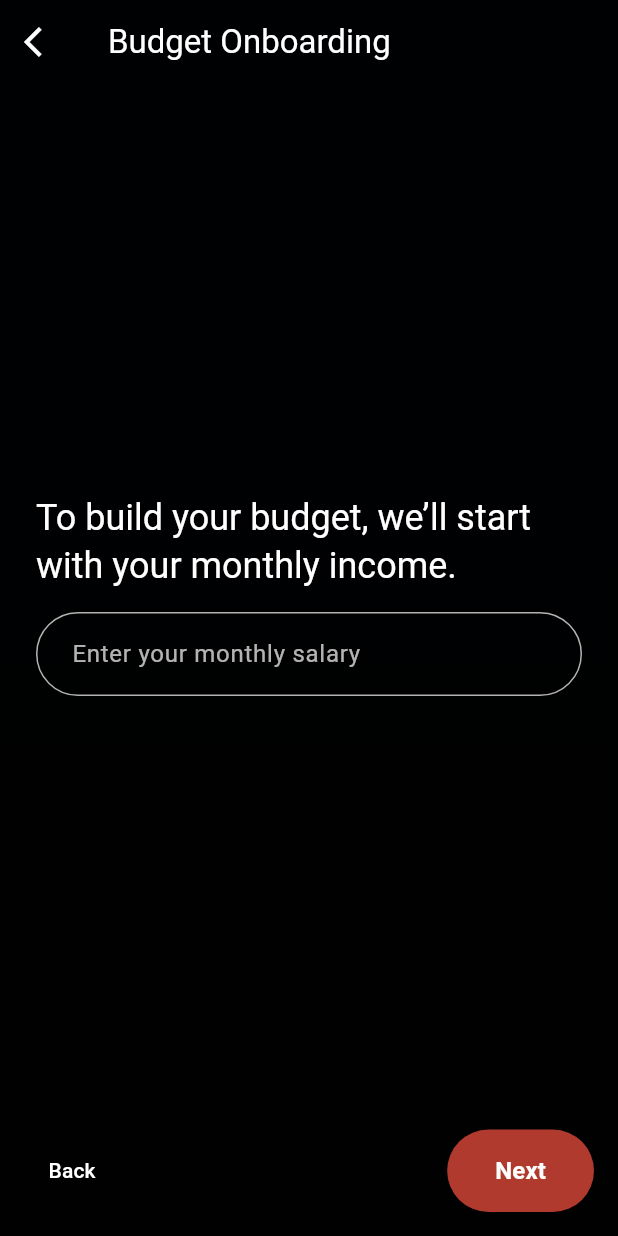
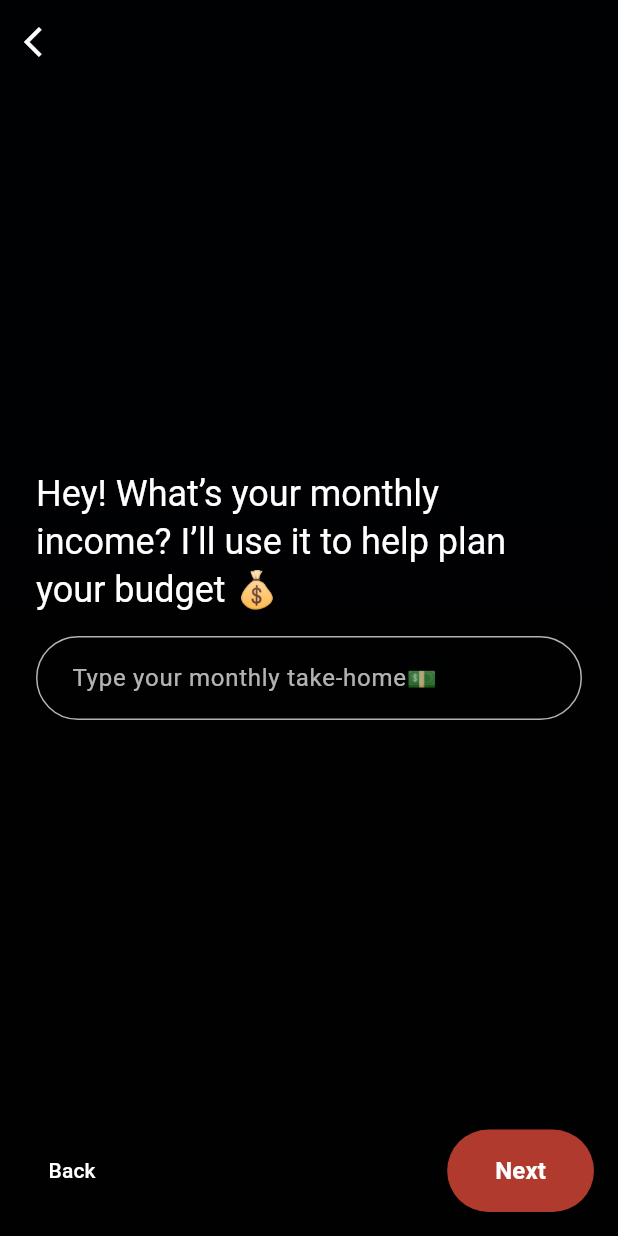
Before and after one commit to gaco02/plexi-virtual-assistant, a Flutter app: the TransactionOnboardingScreen screen opened directly, after a tap on "Next", on a phone screen of 412 x 824 dp. Run offline on Flutter 3.47's test engine with Material 3 defaults, Android fonts, the light colour scheme and no system bars; our stand-ins replace equatable, firebase_auth, firebase_core, fl_chart, flutter_bloc, flutter_secure_storage and 5 more; accounts and stored records are empty; network calls fail.

Commit message:
transaction onboarding ui improved

```diff
--- a/plexi_virtual_assistant/lib/presentation/screens/transaction/transaction_onboarding_screen.dart
+++ b/plexi_virtual_assistant/lib/presentation/screens/transaction/transaction_onboarding_screen.dart
@@ -101,8 +101,8 @@ class _TransactionOnboardingScreenState
               AppBar(
                 backgroundColor: Colors.transparent,
                 elevation: 0,
-                title: const Text('Budget Onboarding',
-                    style: TextStyle(color: Colors.white)),
+                // title: const Text('Budget Onboarding',
+                //     style: TextStyle(color: Colors.white)),
                 leading: IconButton(
                   icon: const Icon(Icons.arrow_back_ios, color: Colors.white),
                   onPressed: () => Navigator.of(context).pop(),
@@ -200,7 +200,7 @@ class _WelcomePage extends StatelessWidget {
           ),
           const SizedBox(height: 24),
           Image.asset(
-            'assets/images/transaction/Picture1.png',
+            'assets/images/transaction/plexi_transactions_2.png',
             height: 180,
             errorBuilder: (context, error, stackTrace) {
               return Container(
@@ -220,42 +220,14 @@ class _WelcomePage extends StatelessWidget {
           ),
           const SizedBox(height: 24),
           const Text(
-            'Just like texting a friend,\ntell Plexi what you spent today.',
+            'Text Plexi like a friend — it’ll handle the rest.',
             textAlign: TextAlign.center,
             style: TextStyle(
               color: Colors.white70,
               fontSize: 16,
             ),
           ),
-          const SizedBox(height: 24),
-          Image.asset(
-            'assets/images/transaction/transaction_chat.png',
-            height: 160,
-            errorBuilder: (context, error, stackTrace) {
-              return Container(
-                height: 160,
-                width: 160,
-                decoration: BoxDecoration(
-                  color: Colors.grey.shade800,
-                  borderRadius: BorderRadius.circular(12),
-                ),
-                child: const Icon(
-                  Icons.chat,
-                  size: 80,
-                  color: Colors.white70,
-                ),
-              );
-            },
-          ),
           const SizedBox(height: 15),
-          const Text(
-            'Plexi will take care of the rest.',
-            textAlign: TextAlign.center,
-            style: TextStyle(
-              color: Colors.white70,
-              fontSize: 16,
-            ),
-          ),
         ],
       ),
     );
@@ -277,7 +249,7 @@ class _SalaryInputPage extends StatelessWidget {
         mainAxisAlignment: MainAxisAlignment.center,
         children: [
           Text(
-            'To build your budget, we’ll start with your monthly income.',
+            'Hey! What’s your monthly income? I’ll use it to help plan your budget 💰',
             style: Theme.of(context).textTheme.headlineSmall?.copyWith(
                   color: Colors.white,
                 ),
@@ -286,7 +258,7 @@ class _SalaryInputPage extends StatelessWidget {
           CustomTextField(
             controller: controller,
             keyboardType: TextInputType.number,
-            hintText: 'Enter your monthly salary',
+            hintText: 'Type your monthly take-home💵',
           ),
         ],
       ),
@@ -322,48 +294,51 @@ class _BudgetingRulePage extends StatelessWidget {
       },
       builder: (context, state) {
         return Padding(
-          padding: const EdgeInsets.all(24.0),
+          padding: const EdgeInsets.symmetric(horizontal: 24.0, vertical: 16.0),
           child: Column(
-            mainAxisAlignment: MainAxisAlignment.center,
+            crossAxisAlignment: CrossAxisAlignment.stretch,
             children: [
               const Text(
-                'The 50/30/20 Rule',
+                'Here\'s my favorite\nbudgeting rule —',
+                style: TextStyle(
+                  color: Colors.white,
+                  fontSize: 30,
+                  fontWeight: FontWeight.bold,
+                ),
+                textAlign: TextAlign.center,
+              ),
+              const SizedBox(height: 20),
+              _buildRuleCard(
+                '🏠',
+                '50% Needs',
+                'Essentials like rent, groceries,\nand utilities.',
+                const Color(0xFF1A4B8E),
+              ),
+              const SizedBox(height: 16),
+              _buildRuleCard(
+                '👜',
+                '30% Wants',
+                'Fun stuff — dining out,\nshopping, entertainment',
+                const Color(0xFF4A2B82),
+              ),
+              const SizedBox(height: 16),
+              _buildRuleCard(
+                '💰',
+                '20% Savings',
+                'For future you — saving,\ninvesting, or paying off debt',
+                const Color(0xFF1E5937),
+              ),
+              const Spacer(),
+              const Text(
+                'Ready to put it into action?',
                 style: TextStyle(
                   color: Colors.white,
                   fontSize: 24,
-                  fontWeight: FontWeight.bold,
+                  fontWeight: FontWeight.w600,
                 ),
+                textAlign: TextAlign.center,
               ),
               const SizedBox(height: 16),
-              const Text(
-                'This rule helps simplify budgeting by dividing your income into three clear categories.',
-                textAlign: TextAlign.center,
-                style: TextStyle(
-                  color: Colors.white70,
-                  fontSize: 14,
-                ),
-              ),
-              const SizedBox(height: 32),
-              _buildRuleCard(
-                '50%',
-                'Needs',
-                'Essential expenses like rent, utilities, groceries',
-                Colors.blue,
-              ),
-              const SizedBox(height: 16),
-              _buildRuleCard(
-                '30%',
-                'Wants',
-                'Entertainment, dining out, shopping',
-                Colors.purple,
-              ),
-              const SizedBox(height: 16),
-              _buildRuleCard(
-                '20%',
-                'Savings',
-                'Savings, investments, debt repayment',
-                Colors.green,
-              ),
             ],
           ),
         );
@@ -372,53 +347,40 @@ class _BudgetingRulePage extends StatelessWidget {
   }
 
   Widget _buildRuleCard(
-      String percentage, String title, String description, Color color) {
+      String emoji, String title, String description, Color backgroundColor) {
     return Container(
-      padding: EdgeInsets.all(16),
+      padding: const EdgeInsets.all(20),
       decoration: BoxDecoration(
-        color: Colors.white.withOpacity(0.1),
-        borderRadius: BorderRadius.circular(20),
-        border: Border.all(
-          color: color.withOpacity(0.5),
-          width: 1,
-        ),
+        color: backgroundColor,
+        borderRadius: BorderRadius.circular(16),
       ),
       child: Row(
         children: [
-          Container(
-            padding: EdgeInsets.all(12),
-            decoration: BoxDecoration(
-              color: color.withOpacity(0.2),
-              borderRadius: BorderRadius.circular(12),
-            ),
-            child: Text(
-              percentage,
-              style: TextStyle(
-                color: color,
-                fontWeight: FontWeight.bold,
-                fontSize: 18,
-              ),
+          Text(
+            emoji,
+            style: const TextStyle(
+              fontSize: 32,
             ),
           ),
-          SizedBox(width: 16),
+          const SizedBox(width: 16),
           Expanded(
             child: Column(
               crossAxisAlignment: CrossAxisAlignment.start,
               children: [
                 Text(
                   title,
-                  style: TextStyle(
+                  style: const TextStyle(
                     color: Colors.white,
                     fontWeight: FontWeight.bold,
-                    fontSize: 16,
+                    fontSize: 24,
                   ),
                 ),
-                SizedBox(height: 4),
+                const SizedBox(height: 4),
                 Text(
                   description,
-                  style: TextStyle(
-                    color: Colors.white70,
-                    fontSize: 12,
+                  style: const TextStyle(
+                    color: Colors.white,
+                    fontSize: 16,
                   ),
                 ),
               ],
```
Also changed, not shown: plexi_virtual_assistant/assets/images/transaction/plexi_transactions_2.png (added).
